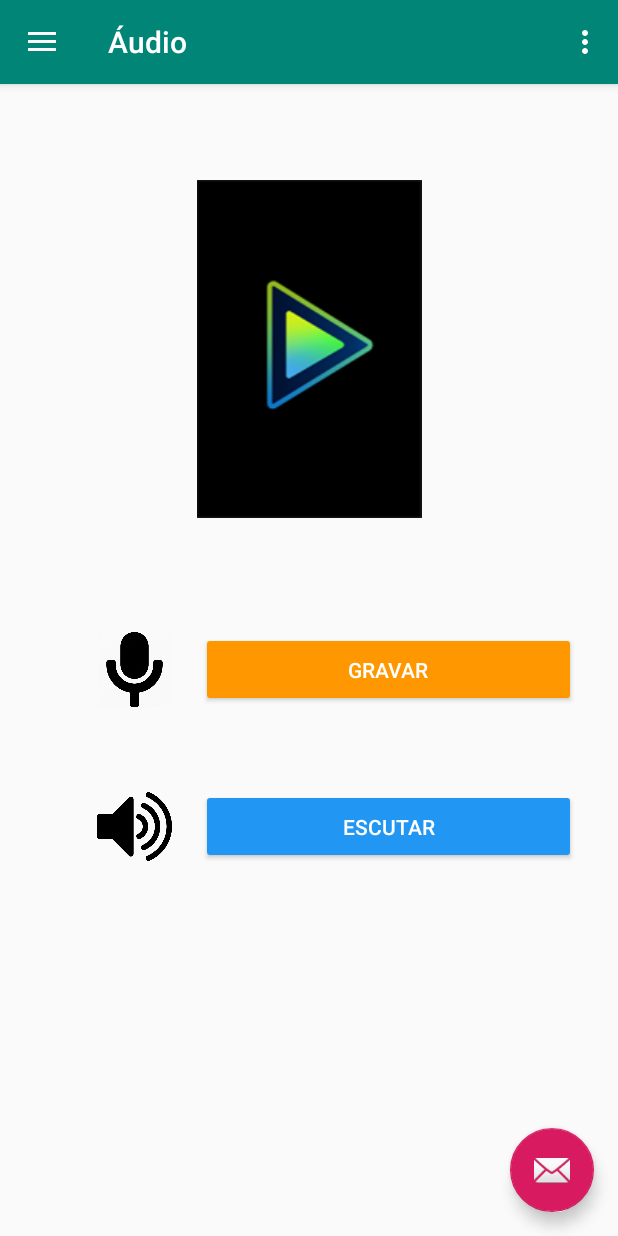
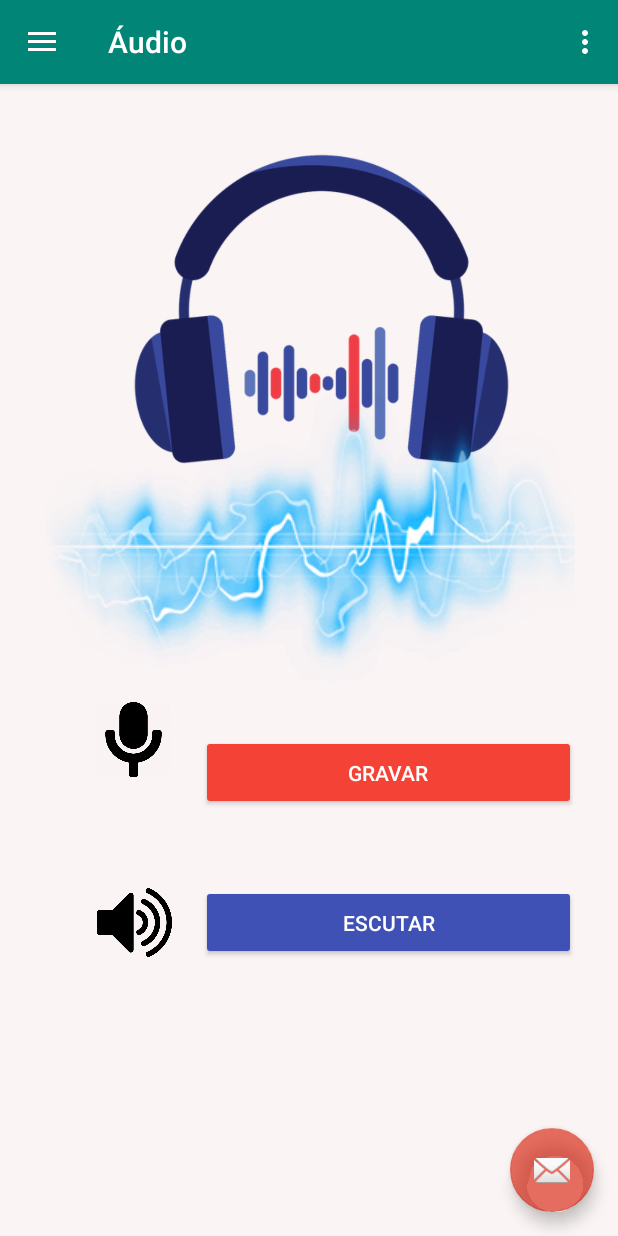
Before and after one commit to ChihYaoYang/Android-CestadeFerramenta2.0, an Android app: the screen it shows after launch (MainActivity), in the side drawer, after a tap on "Áudio", on a phone screen of 412 x 824 dp. Run offline under Robolectric (Android 15) with nearby library versions, the phone set to English and light mode, and no system bars.

Commit message:
ajuste layout

```diff
--- /dev/null
+++ b/app/src/main/res/drawable/botao_customizado.xml
@@ -0,0 +1,23 @@
+<?xml version="1.0" encoding="utf-8"?>
+<selector xmlns:android="http://schemas.android.com/apk/res/android">
+    <shape xmlns:android="http://schemas.android.com/apk/res/android"
+        android:shape="rectangle"
+        >
+
+        <corners
+            android:radius="5dp"
+            />
+
+        <stroke
+            android:width="2dp"
+            android:color="@android:color/background_dark"
+            />
+
+        <gradient
+            android:startColor="#fff"
+            android:endColor="#363636"
+            android:angle="45"
+            android:centerColor="#FFA500"/>
+    </shape>
+
+</selector>
--- a/app/src/main/res/layout/fragment_audio.xml
+++ b/app/src/main/res/layout/fragment_audio.xml
@@ -8,63 +8,75 @@
 
     <androidx.constraintlayout.widget.ConstraintLayout
         android:layout_width="match_parent"
-        android:layout_height="match_parent">
+        android:layout_height="match_parent"
+        android:background="#F5F3EF"
+        android:backgroundTint="#FAF4F4">
 
         <ImageView
             android:id="@+id/imageView7"
-            android:layout_width="match_parent"
-            android:layout_height="wrap_content"
-            android:layout_marginTop="64dp"
-            android:src="@drawable/audio"
+            android:layout_width="363dp"
+            android:layout_height="271dp"
+            android:layout_marginTop="8dp"
+            android:layout_marginEnd="8dp"
+            android:layout_marginBottom="40dp"
+            android:src="@drawable/phone1"
             app:layout_constraintBottom_toTopOf="@+id/imageView6"
             app:layout_constraintEnd_toEndOf="parent"
-            app:layout_constraintHorizontal_bias="0.0"
+            app:layout_constraintHorizontal_bias="0.8"
             app:layout_constraintStart_toStartOf="parent"
-            app:layout_constraintTop_toTopOf="parent" />
+            app:layout_constraintTop_toTopOf="parent"
+            app:layout_constraintVertical_bias="0.08" />
 
         <ImageView
             android:id="@+id/imageView6"
             android:layout_width="50dp"
             android:layout_height="50dp"
-            android:layout_marginTop="76dp"
+            android:layout_marginStart="64dp"
+            android:layout_marginTop="412dp"
+            android:layout_marginBottom="8dp"
             android:src="@drawable/mic"
+            app:layout_constraintBottom_toBottomOf="parent"
             app:layout_constraintEnd_toStartOf="@+id/gravar"
-            app:layout_constraintHorizontal_bias="0.771"
+            app:layout_constraintHorizontal_bias="0.0"
             app:layout_constraintStart_toStartOf="parent"
-            app:layout_constraintTop_toBottomOf="@+id/imageView7" />
+            app:layout_constraintTop_toTopOf="parent"
+            app:layout_constraintVertical_bias="0.0" />
 
         <Button
             android:id="@+id/gravar"
-            android:layout_width="250dp"
-            android:layout_height="50dp"
-            android:layout_marginTop="76dp"
-            android:backgroundTint="#FF9800"
+            style="@style/custom1"
+            android:layout_marginTop="8dp"
+            android:layout_marginBottom="8dp"
+            android:backgroundTint="#F44336"
             android:text="Gravar"
-            android:textColor="#ffffff"
+            app:layout_constraintBottom_toBottomOf="parent"
             app:layout_constraintEnd_toEndOf="parent"
             app:layout_constraintHorizontal_bias="0.826"
             app:layout_constraintStart_toStartOf="parent"
-            app:layout_constraintTop_toBottomOf="@+id/imageView7" />
+            app:layout_constraintTop_toTopOf="parent"
+            app:layout_constraintVertical_bias="0.607" />
 
         <ImageView
             android:id="@+id/imageView5"
             android:layout_width="50dp"
             android:layout_height="50dp"
             android:layout_marginTop="8dp"
+            android:layout_marginBottom="180dp"
             android:src="@drawable/audios"
             app:layout_constraintBottom_toBottomOf="parent"
             app:layout_constraintEnd_toStartOf="@+id/escutar"
             app:layout_constraintHorizontal_bias="0.771"
             app:layout_constraintStart_toStartOf="parent"
-            app:layout_constraintTop_toBottomOf="@+id/imageView6"
-            app:layout_constraintVertical_bias="0.158" />
+            app:layout_constraintTop_toTopOf="parent"
+            app:layout_constraintVertical_bias="0.993" />
 
         <Button
             android:id="@+id/escutar"
             android:layout_width="250dp"
             android:layout_height="50dp"
             android:layout_marginTop="8dp"
-            android:backgroundTint="#2196F3"
+            android:layout_marginBottom="184dp"
+            android:backgroundTint="#3F51B5"
             android:text="Escutar"
             android:textColor="#ffffff"
             app:layout_constraintBottom_toBottomOf="parent"
@@ -72,6 +84,22 @@
             app:layout_constraintHorizontal_bias="0.826"
             app:layout_constraintStart_toStartOf="parent"
             app:layout_constraintTop_toBottomOf="@+id/gravar"
-            app:layout_constraintVertical_bias="0.158" />
+            app:layout_constraintVertical_bias="1.0" />
+
+        <ImageView
+            android:id="@+id/imageView2"
+            android:layout_width="wrap_content"
+            android:layout_height="wrap_content"
+            android:layout_marginStart="8dp"
+            android:layout_marginTop="8dp"
+            android:layout_marginEnd="8dp"
+            android:layout_marginBottom="8dp"
+            android:src="@drawable/raio"
+            app:layout_constraintBottom_toBottomOf="parent"
+            app:layout_constraintEnd_toEndOf="parent"
+            app:layout_constraintHorizontal_bias="0.523"
+            app:layout_constraintStart_toStartOf="parent"
+            app:layout_constraintTop_toTopOf="parent"
+            app:layout_constraintVertical_bias="0.352" />
     </androidx.constraintlayout.widget.ConstraintLayout>
 </FrameLayout>
--- a/app/src/main/res/layout/fragment_qr_code.xml
+++ b/app/src/main/res/layout/fragment_qr_code.xml
@@ -20,7 +20,7 @@
             app:layout_constraintEnd_toEndOf="parent"
             app:layout_constraintStart_toStartOf="parent"
             app:layout_constraintTop_toTopOf="parent"
-            app:layout_constraintVertical_bias="0.723" />
+            app:layout_constraintVertical_bias="0.788" />
 
         <SurfaceView
             android:id="@+id/surfaceView"
@@ -49,6 +49,6 @@
             app:layout_constraintHorizontal_bias="0.498"
             app:layout_constraintStart_toStartOf="parent"
             app:layout_constraintTop_toBottomOf="@+id/qrtextview"
-            app:layout_constraintVertical_bias="0.523" />
+            app:layout_constraintVertical_bias="0.0" />
     </androidx.constraintlayout.widget.ConstraintLayout>
 </FrameLayout>
--- a/app/src/main/res/values/colors.xml
+++ b/app/src/main/res/values/colors.xml
@@ -2,5 +2,5 @@
 <resources>
     <color name="colorPrimary">#008577</color>
     <color name="colorPrimaryDark">#00574B</color>
-    <color name="colorAccent">#D81B60</color>
+    <color name="colorAccent">#A3DA220E</color>
 </resources>
--- a/app/src/main/res/values/styles.xml
+++ b/app/src/main/res/values/styles.xml
@@ -17,4 +17,13 @@
 
     <style name="AppTheme.PopupOverlay" parent="ThemeOverlay.AppCompat.Light" />
 
+    <style name="custom1">
+        <item name="android:layout_width">250dp</item>
+        <item name="android:layout_height">50dp</item>
+        <item name="android:layout_marginTop">76dp</item>
+        <item name="android:backgroundTint">@color/colorAccent</item>
+        <item name="android:textColor">#ffffff</item>
+
+    </style>
+
 </resources>
```
Also changed, not shown: app/src/main/res/drawable/phone1.png (added), app/src/main/res/drawable/raio.png (added).
